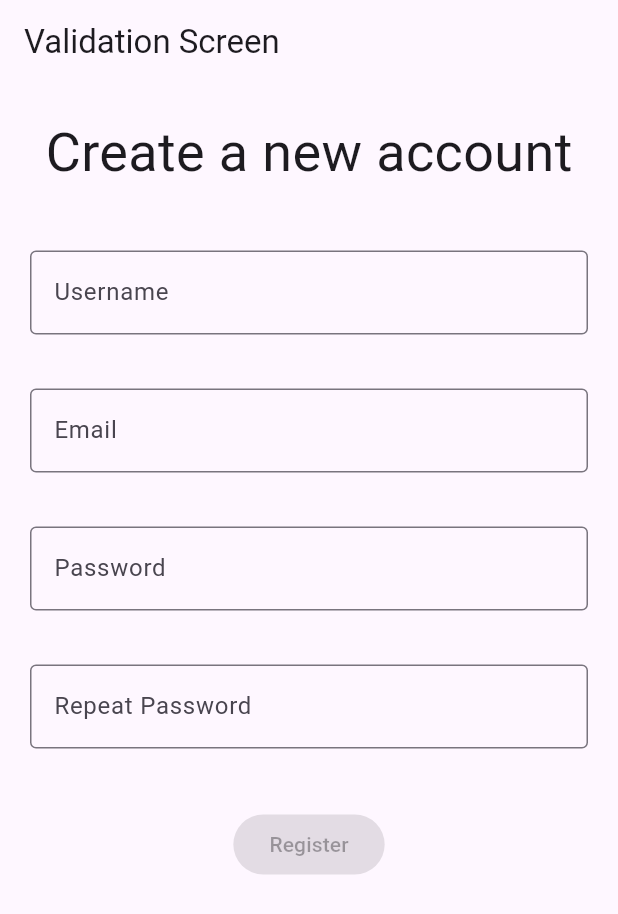
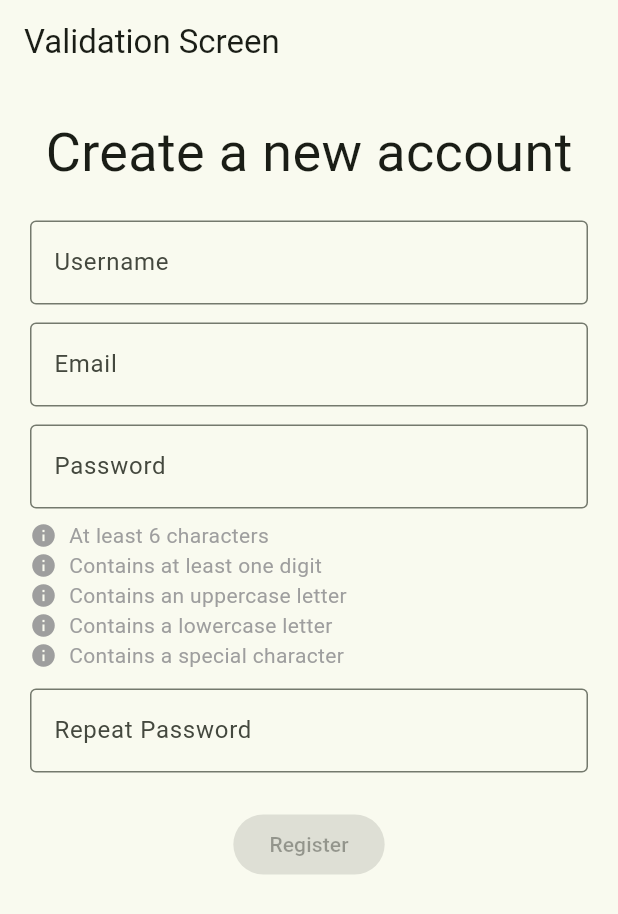
Before and after one commit to irishmango/validation, a Flutter app: the screen it shows after launch, on a phone screen of 412 x 824 dp. Shown: the top 914 px of the screen. Run offline on Flutter 3.47's test engine with Material 3 defaults, Android fonts, the phone set to English and light mode, and no system bars; accounts and stored records are empty.

Commit message:
added password requirement hints and accepting user data(inclluding AppUser class)

```diff
--- /dev/null
+++ b/lib/app_user.dart
@@ -0,0 +1,13 @@
+class AppUser {
+  final String username;
+  final String email;
+  final String password;
+
+  AppUser({required this.username, required this.email, required this.password});
+
+  Map<String, String> get userData => {
+    'username': username,
+    'email': email,
+    'password': password,
+  };
+}
--- a/lib/main.dart
+++ b/lib/main.dart
@@ -1,5 +1,5 @@
-import 'package:flutter/foundation.dart';
 import 'package:flutter/material.dart';
+import 'package:validation/theme.dart';
 import 'package:validation/validation_screen.dart';
 
 void main() {
@@ -12,6 +12,7 @@ class MyApp extends StatelessWidget {
   @override
   Widget build(BuildContext context) {
     return MaterialApp(
+      theme: primaryTheme,
       home: ValidationScreen(),
     );
   }
--- /dev/null
+++ b/lib/theme.dart
@@ -0,0 +1,7 @@
+import 'package:flutter/material.dart';
+
+
+
+ThemeData primaryTheme = ThemeData(
+  colorScheme: ColorScheme.fromSeed(seedColor: Color.fromRGBO(47, 93, 1, 1)),
+);
--- a/lib/validation_screen.dart
+++ b/lib/validation_screen.dart
@@ -1,5 +1,6 @@
 import 'package:flutter/material.dart';
 import 'package:validation/confirmation_screen.dart';
+import 'package:validation/app_user.dart';
 
 class ValidationScreen extends StatefulWidget {
   const ValidationScreen({super.key});
@@ -9,29 +10,94 @@ class ValidationScreen extends StatefulWidget {
 }
 
 class _ValidationScreenState extends State<ValidationScreen> {
+
+  late AppUser user;
+
+
   final _usernameController = TextEditingController();
-  final _emailController  = TextEditingController();
+  final _emailController = TextEditingController();
   final _passwordController = TextEditingController();
   final _repeatPasswordController = TextEditingController();
 
+  final formKey = GlobalKey<FormState>();
+  bool _isFormValid = false;
+
+  final _usernameFocus = FocusNode();
+  final _emailFocus = FocusNode();
+  final _passwordFocus = FocusNode();
+  final _repeatPasswordFocus = FocusNode();
+
+  bool _usernameTouched = false;
+  bool _emailTouched = false;
+  bool _passwordTouched = false;
+  bool _repeatPasswordTouched = false;
+
+  static const String abcLower = 'abcdefghijklmnopqrstuvwxyz';
+  static const String abcUpper = 'ABCDEFGHIJKLMNOPQRSTUVWXYZ';
+  static const String numbers = '0123456789';
+  static const String specialChars = '!@#\$%^&*()_-+=[]{}|;:,.<>?/~';
+
+  @override
+  void initState() {
+    super.initState();
+
+    _usernameFocus.addListener(() {
+      if (!_usernameFocus.hasFocus) setState(() => _usernameTouched = true);
+    });
+    _emailFocus.addListener(() {
+      if (!_emailFocus.hasFocus) setState(() => _emailTouched = true);
+    });
+    _passwordFocus.addListener(() {
+      if (!_passwordFocus.hasFocus) setState(() => _passwordTouched = true);
+    });
+    _repeatPasswordFocus.addListener(() {
+      if (!_repeatPasswordFocus.hasFocus) setState(() => _repeatPasswordTouched = true);
+    });
+
+    _usernameController.addListener(_updateFormValidity);
+    _emailController.addListener(_updateFormValidity);
+    _passwordController.addListener(_updateFormValidity);
+    _repeatPasswordController.addListener(_updateFormValidity);
+  }
+
+  @override
+  void dispose() {
+    _usernameFocus.dispose();
+    _emailFocus.dispose();
+    _passwordFocus.dispose();
+    _repeatPasswordFocus.dispose();
+
+    _usernameController.dispose();
+    _emailController.dispose();
+    _passwordController.dispose();
+    _repeatPasswordController.dispose();
+    super.dispose();
+  }
+
+  void _updateFormValidity() {
+    final isValid = validateUsername(_usernameController.text) == null &&
+        validateEmail(_emailController.text) == null &&
+        validatePassword(_passwordController.text) == null &&
+        validateRepeatPassword(_repeatPasswordController.text) == null;
+
+    setState(() {
+      _isFormValid = isValid;
+    });
+  }
+
   String? validateUsername(String? userInput) {
-
     if (userInput == null || userInput.isEmpty) {
       return "Username is required.";
     }
-
     if (userInput.length < 3) {
       return "Min. 3 characters";
     }
-
     if (userInput.length > 20) {
       return "Max. 20 characters";
     }
-
     if (userInput.contains(' ')) {
       return "No spaces allowed.";
     }
-
     return null;
   }
 
@@ -39,7 +105,12 @@ class _ValidationScreenState extends State<ValidationScreen> {
     if (email == null || email.isEmpty) {
       return "Email is required.";
     }
-    if (!RegExp(r'^[^@\s]+@[^@\s]+\.[^@\s]+$').hasMatch(email)) {
+    if (!email.contains('@') || !email.contains('.')) {
+      return "Enter a valid email.";
+    }
+    int atIndex = email.indexOf('@');
+    int dotIndex = email.lastIndexOf('.');
+    if (atIndex <= 0 || dotIndex < atIndex + 2 || dotIndex >= email.length - 1) {
       return "Enter a valid email.";
     }
     return null;
@@ -52,16 +123,17 @@ class _ValidationScreenState extends State<ValidationScreen> {
     if (password.length < 6) {
       return "Must be at least 6 characters.";
     }
-
-    bool hasDigit = false;
-
-    for (int i = 0; i < password.length; i++) {
-      if ('0123456789'.contains(password[i])) {
-        hasDigit = true;
+    if (!password.split('').any((c) => numbers.contains(c))) {
+      return "Password must contain a number.";
     }
+    if (!password.split('').any((c) => abcLower.contains(c))) {
+      return "Password must contain a lowercase letter.";
     }
-    if (!hasDigit) {
-      return "Password must contain a number";
+    if (!password.split('').any((c) => abcUpper.contains(c))) {
+      return "Password must contain an uppercase letter.";
+    }
+    if (!password.split('').any((c) => specialChars.contains(c))) {
+      return "Password must contain a special character.";
     }
     return null;
   }
@@ -76,28 +148,6 @@ class _ValidationScreenState extends State<ValidationScreen> {
     return null;
   }
 
-  OutlineInputBorder getFocusedBorder(
-    TextEditingController controller,
-    String? Function(String?) validator,
-  ) {
-    final isValid = controller.text.isNotEmpty && validator(controller.text) == null;
-    return OutlineInputBorder(
-      borderSide: BorderSide(
-        color: isValid ? Colors.green : Colors.grey,
-        width: 2,
-      ),
-    );
-  }
-
-  @override
-  void initState() {
-    super.initState();
-    _usernameController.addListener(() => setState(() {}));
-    _emailController.addListener(() => setState(() {}));
-    _passwordController.addListener(() => setState(() {}));
-    _repeatPasswordController.addListener(() => setState(() {}));
-  }
-
   @override
   Widget build(BuildContext context) {
     return Scaffold(
@@ -108,86 +158,168 @@ class _ValidationScreenState extends State<ValidationScreen> {
       body: Padding(
         padding: const EdgeInsets.symmetric(horizontal: 20, vertical: 20),
         child: Column(
-          spacing: 40,
           children: [
             Center(
-              child: Text("Create a new account", style: TextStyle(fontSize: 36),),
+              child: Text(
+                "Create a new account",
+                style: TextStyle(fontSize: 36),
               ),
-            Column(
-              spacing: 12,
+            ),
+            const SizedBox(height: 20),
+            Form(
+              key: formKey,
+              child: Column(
                 children: [
                   TextFormField(
+                    focusNode: _usernameFocus,
                     controller: _usernameController,
-              autovalidateMode: AutovalidateMode.onUserInteraction,
+                    onChanged: (_) => _updateFormValidity(),
+                    autovalidateMode: _usernameTouched
+                        ? AutovalidateMode.onUserInteraction
+                        : AutovalidateMode.disabled,
                     validator: validateUsername,
                     decoration: InputDecoration(
                       hintText: "Username",
                       border: OutlineInputBorder(),
-                focusedBorder: getFocusedBorder(_usernameController, validateUsername),
                     ),
                   ),
                   SizedBox(height: 12),
-
                   TextFormField(
+                    focusNode: _emailFocus,
                     controller: _emailController,
-              autovalidateMode: AutovalidateMode.onUserInteraction,
+                    onChanged: (_) => _updateFormValidity(),
+                    autovalidateMode: _emailTouched
+                        ? AutovalidateMode.onUserInteraction
+                        : AutovalidateMode.disabled,
                     validator: validateEmail,
                     decoration: InputDecoration(
                       hintText: "Email",
                       border: OutlineInputBorder(),
-                focusedBorder: getFocusedBorder(_emailController, validateEmail),
                     ),
                   ),
                   SizedBox(height: 12),
-
                   TextFormField(
+                    focusNode: _passwordFocus,
                     controller: _passwordController,
                     obscureText: true,
-              autovalidateMode: AutovalidateMode.onUserInteraction,
+                    onChanged: (_) => _updateFormValidity(),
+                    autovalidateMode: _passwordTouched
+                        ? AutovalidateMode.onUserInteraction
+                        : AutovalidateMode.disabled,
                     validator: validatePassword,
                     decoration: InputDecoration(
                       hintText: "Password",
                       border: OutlineInputBorder(),
-                focusedBorder: getFocusedBorder(_passwordController, validatePassword),
+                    ),
+                  ),
+                  const SizedBox(height: 8),
+                  AnimatedBuilder(
+                    animation: _passwordController,
+                    builder: (context, _) => PasswordRequirements(
+                      password: _passwordController.text,
                     ),
                   ),
                   SizedBox(height: 12),
-
                   TextFormField(
+                    focusNode: _repeatPasswordFocus,
                     controller: _repeatPasswordController,
                     obscureText: true,
-              autovalidateMode: AutovalidateMode.onUserInteraction,
+                    onChanged: (_) => _updateFormValidity(),
+                    autovalidateMode: _repeatPasswordTouched
+                        ? AutovalidateMode.onUserInteraction
+                        : AutovalidateMode.disabled,
                     validator: validateRepeatPassword,
                     decoration: InputDecoration(
                       hintText: "Repeat Password",
                       border: OutlineInputBorder(),
-                focusedBorder: getFocusedBorder(_repeatPasswordController, validateRepeatPassword),
                     ),
                   ),
                 ],
               ),
+            ),
+            const SizedBox(height: 24),
             FilledButton(
-              onPressed: (validateUsername(_usernameController.text) == null &&
-                          validateEmail(_emailController.text) == null &&
-                          validatePassword(_passwordController.text) == null &&
-                          validateRepeatPassword(_repeatPasswordController.text) == null)
+              onPressed: _isFormValid
               ? () {
-                      Navigator.push(context, MaterialPageRoute(builder: (ctx) => ConfirmationScreen()));
+                  setState(() {
+                    user = AppUser(
+                      username: _usernameController.text.trim(),
+                      email: _emailController.text.trim(),
+                      password: _passwordController.text.trim(),
+                    );
+                  });
+
+                  debugPrint('Collected user data: ${user.userData}');
+
+                  Navigator.push(
+                    context,
+                    MaterialPageRoute(
+                      builder: (ctx) => ConfirmationScreen(),
+                    ),
+                  );
                 }
               : null,
               style: FilledButton.styleFrom(
-                backgroundColor: (validateUsername(_usernameController.text) == null &&
-                                  validateEmail(_emailController.text) == null &&
-                                  validatePassword(_passwordController.text) == null &&
-                                  validateRepeatPassword(_repeatPasswordController.text) == null)
-                    ? const Color.fromRGBO(47, 93, 1, 1)
+                backgroundColor: _isFormValid
+                    ? Color.fromRGBO(47, 93, 1, 1)
                     : Colors.grey,
               ),
               child: const Text("Register"),
-            )
+            ),
           ],
         ),
       ),
     );
   }
 }
+
+class PasswordRequirements extends StatelessWidget {
+  final String password;
+  const PasswordRequirements({required this.password, super.key});
+
+  @override
+  Widget build(BuildContext context) {
+    final hasMinLength = password.length >= 6;
+    final hasDigit = password.split('').any((char) => _ValidationScreenState.numbers.contains(char));
+    final hasUpper = password.split('').any((char) => _ValidationScreenState.abcUpper.contains(char));
+    final hasLower = password.split('').any((char) => _ValidationScreenState.abcLower.contains(char));
+    final hasSpecial = password.split('').any((char) => _ValidationScreenState.specialChars.contains(char));
+
+    return Column(
+      crossAxisAlignment: CrossAxisAlignment.start,
+      children: [
+        RequirementRow(fulfilled: hasMinLength, requirement: 'At least 6 characters'),
+        RequirementRow(fulfilled: hasDigit, requirement: 'Contains at least one digit'),
+        RequirementRow(fulfilled: hasUpper, requirement: 'Contains an uppercase letter'),
+        RequirementRow(fulfilled: hasLower, requirement: 'Contains a lowercase letter'),
+        RequirementRow(fulfilled: hasSpecial, requirement: 'Contains a special character'),
+      ],
+    );
+  }
+}
+
+class RequirementRow extends StatelessWidget {
+  final bool fulfilled;
+  final String requirement;
+  const RequirementRow({required this.fulfilled, required this.requirement, super.key});
+
+  @override
+  Widget build(BuildContext context) {
+    return Row(
+      children: [
+        Icon(
+          fulfilled ? Icons.check_circle : Icons.info,
+          color: fulfilled ? Colors.green : Colors.grey,
+          size: 18,
+        ),
+        const SizedBox(width: 8),
+        Text(
+          requirement,
+          style: TextStyle(
+            color: fulfilled ? Colors.black : Colors.grey,
+          ),
+        ),
+      ],
+    );
+  }
+}
```
Lines whose indentation alone changed are shown as unchanged.
